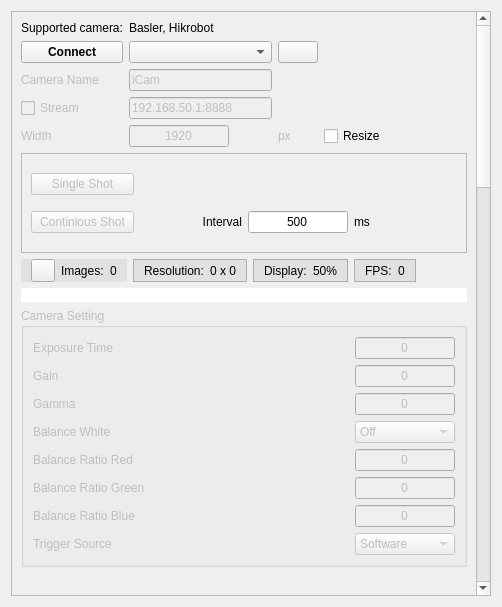
Old version of the form plugin/IndustrialCamera/form.ui in the repository deltaxrobot/Delta-X-Software.
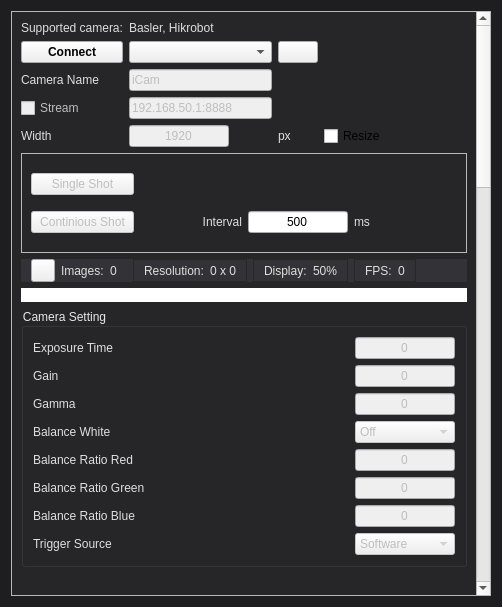
New version of the form. Icons and pictures are not drawn.

```diff
--- a/plugin/IndustrialCamera/form.ui
+++ b/plugin/IndustrialCamera/form.ui
@@ -13,6 +13,19 @@
   <property name="windowTitle">
    <string>Form</string>
   </property>
+  <property name="styleSheet">
+   <string notr="true">QWidget#Form
+{
+	
+	background-color: rgb(30, 30, 32);
+}
+
+QLabel
+{
+	
+	color: rgb(223, 223, 223);
+}</string>
+  </property>
   <layout class="QVBoxLayout" name="verticalLayout">
    <item>
     <widget class="QScrollArea" name="scrollArea">
@@ -30,7 +43,7 @@
        <rect>
         <x>0</x>
         <y>0</y>
-        <width>457</width>
+        <width>474</width>
         <height>2000</height>
        </rect>
       </property>
@@ -46,6 +59,13 @@
         <height>2000</height>
        </size>
       </property>
+      <property name="styleSheet">
+       <string notr="true">QWidget#scrollAreaWidgetContents
+{
+	
+	background-color: rgb(38, 38, 41);
+}</string>
+      </property>
       <layout class="QVBoxLayout" name="verticalLayout_2">
        <item>
         <layout class="QGridLayout" name="gridLayout">
@@ -151,9 +171,14 @@
          </item>
          <item row="1" column="0">
           <widget class="QPushButton" name="pbConnectCamera">
+           <property name="sizePolicy">
+            <sizepolicy hsizetype="Minimum" vsizetype="Preferred">
+             <horstretch>0</horstretch>
+             <verstretch>0</verstretch>
+            </sizepolicy>
+           </property>
            <property name="font">
             <font>
-             <weight>75</weight>
              <bold>true</bold>
             </font>
            </property>
@@ -289,6 +314,13 @@
        </item>
        <item>
         <widget class="QFrame" name="frame_3">
+         <property name="styleSheet">
+          <string notr="true">QFrame
+{
+	
+	background-color: rgb(51, 51, 55);
+}</string>
+         </property>
          <layout class="QHBoxLayout" name="horizontalLayout_8">
           <property name="leftMargin">
            <number>0</number>
@@ -305,10 +337,7 @@
           <item>
            <widget class="QFrame" name="fImageCounter">
             <property name="styleSheet">
-             <string notr="true">QFrame
-{
-	background-color: rgb(225, 225, 225);
-}</string>
+             <string notr="true"/>
             </property>
             <layout class="QHBoxLayout" name="horizontalLayout_5">
              <property name="leftMargin">
@@ -363,7 +392,7 @@
              </size>
             </property>
             <property name="styleSheet">
-             <string notr="true">background-color: rgb(225, 225, 225);</string>
+             <string notr="true"/>
             </property>
             <property name="frameShape">
              <enum>QFrame::StyledPanel</enum>
@@ -410,7 +439,7 @@
              </size>
             </property>
             <property name="styleSheet">
-             <string notr="true">background-color: rgb(225, 225, 225);</string>
+             <string notr="true"/>
             </property>
             <property name="frameShape">
              <enum>QFrame::StyledPanel</enum>
@@ -457,7 +486,7 @@
              </size>
             </property>
             <property name="styleSheet">
-             <string notr="true">background-color: rgb(225, 225, 225);</string>
+             <string notr="true"/>
             </property>
             <property name="frameShape">
              <enum>QFrame::StyledPanel</enum>
@@ -547,6 +576,13 @@
            <height>100</height>
           </size>
          </property>
+         <property name="styleSheet">
+          <string notr="true">QGroupBox::title
+{
+	
+	color: rgb(231, 231, 231);
+}</string>
+         </property>
          <property name="title">
           <string>Camera Setting</string>
          </property>
```
Left out of the diff: 8 changed lines with no effect on the pictures.
